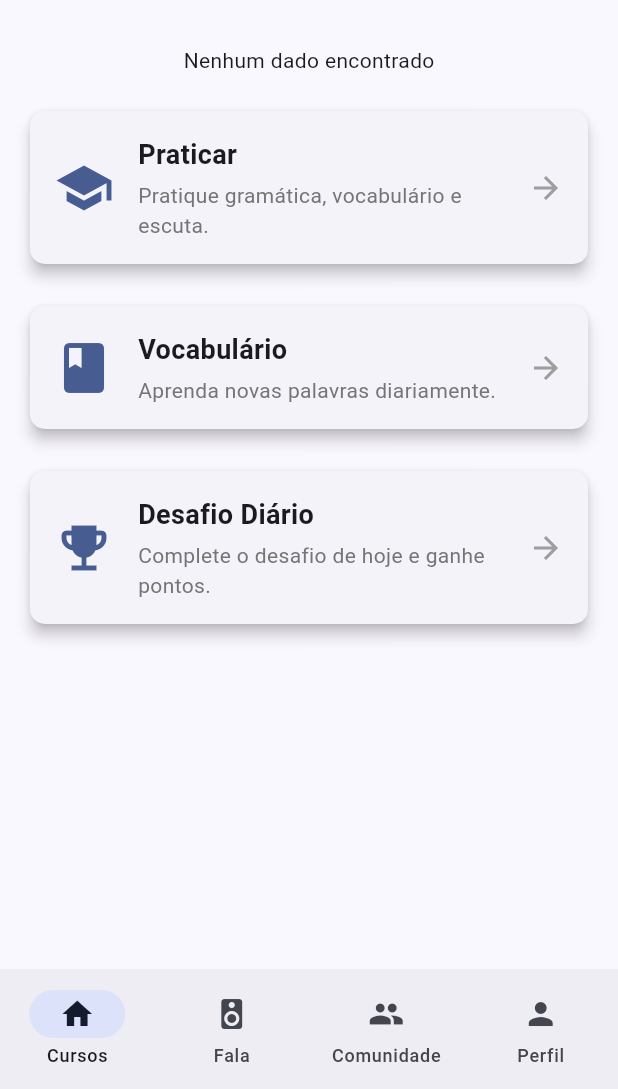
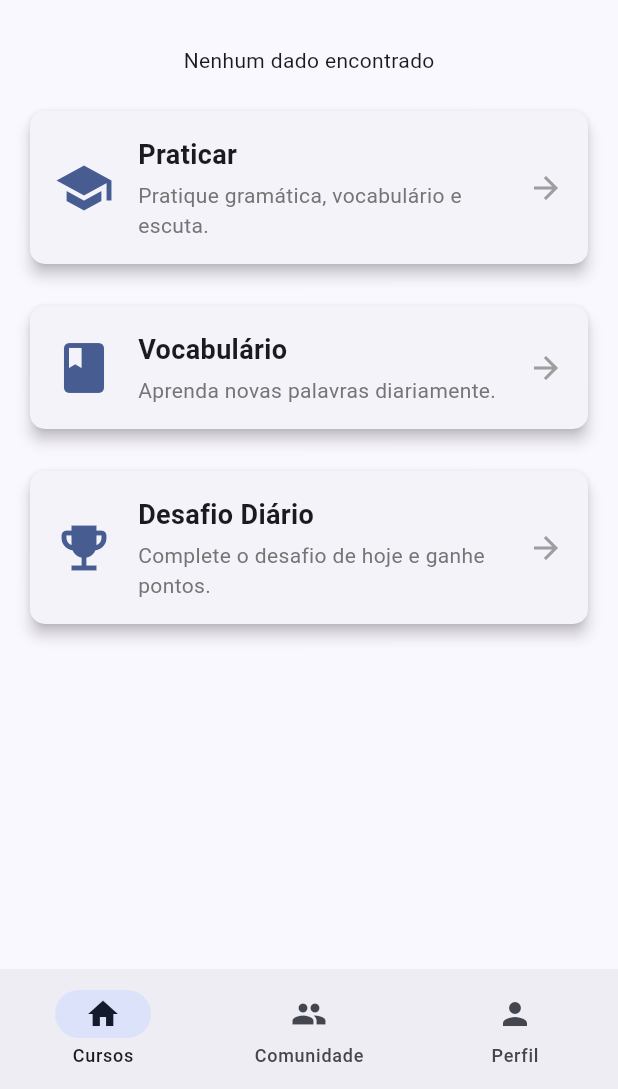
Before and after one commit to JoaoGuilhermeMA/fluent_chat, a Flutter app: the screen it shows once a user with an empty profile is signed in, on a phone screen of 412 x 824 dp, the part 147-1236 px from its top. Run offline on Flutter 3.47's test engine with Material 3 defaults, Android fonts, the phone set to English and light mode, and no system bars; our stand-ins replace avatar_glow, cached_network_image, cloud_firestore, firebase_auth, firebase_core, firebase_storage and 5 more; missing offline and left inert: highlight_text, translator; accounts and stored records are empty; Roboto replaces fonts that are missing (Roboto Flex).

Commit message:
fazendo alterações na navbar

```diff
--- a/lib/presentation/page/tela_inicial.dart
+++ b/lib/presentation/page/tela_inicial.dart
@@ -19,7 +19,6 @@ class _MyHomePageState extends State<TelaInicial> {
 
   static List<Widget> _widgetOptions = <Widget>[
     HomePage(),
-    SpeechToTextExample(),
     ComunidadePage(),
     PerfilPage(),
   ];
@@ -58,7 +57,6 @@ class _MyHomePageState extends State<TelaInicial> {
       bottomNavigationBar: NavigationBar(
         destinations: const [
           NavigationDestination(icon: Icon(Icons.home), label: "Cursos"),
-          NavigationDestination(icon: Icon(Icons.speaker), label: 'Fala'),
           NavigationDestination(icon: Icon(Icons.people), label: 'Comunidade'),
           NavigationDestination(icon: Icon(Icons.person), label: 'Perfil'),
         ],
```
